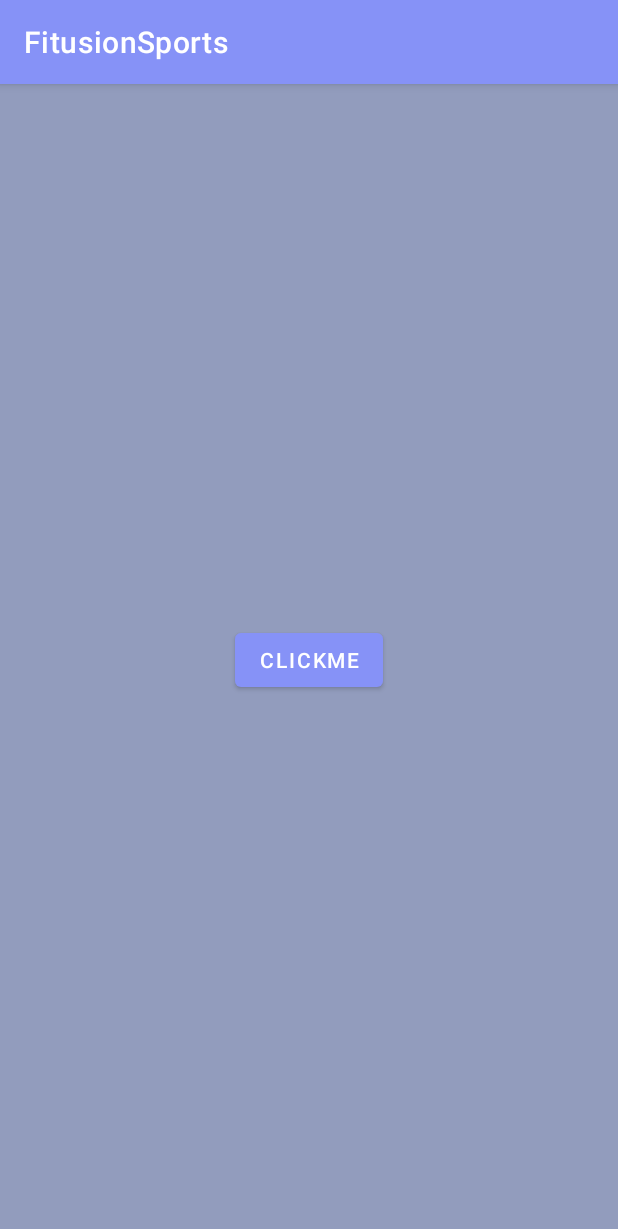
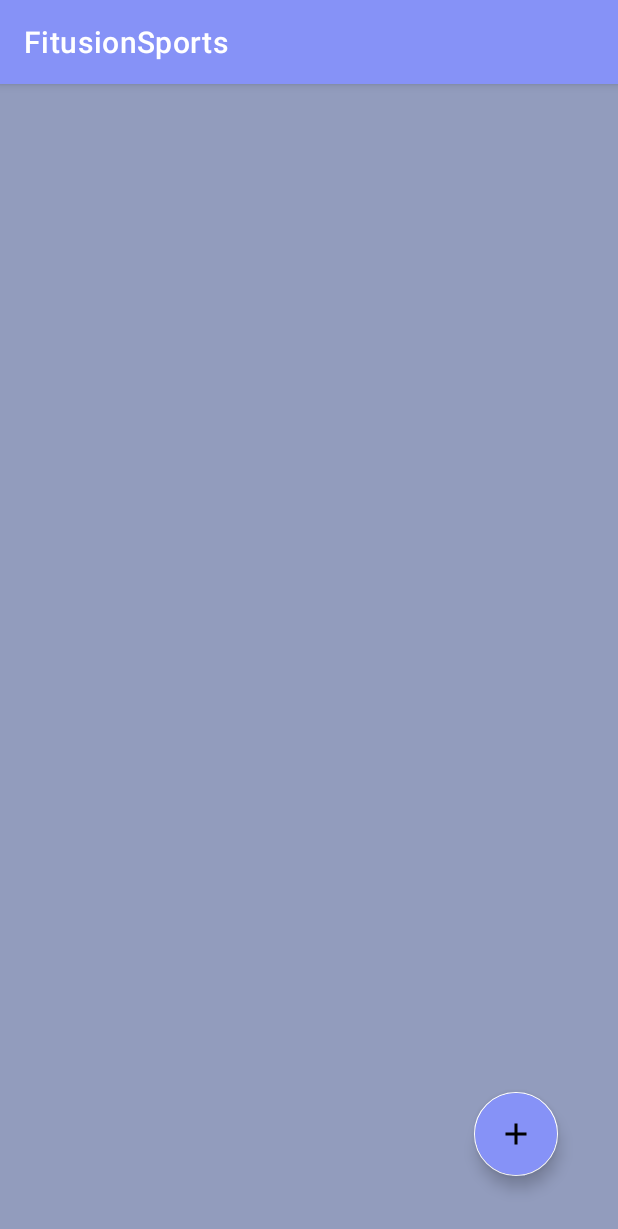
Before and after one commit to SnazzyNivesh522/FitusionSports, an Android app: the screen it shows after launch (MainActivity), on a phone screen of 412 x 824 dp. Shown: the top 1229 px of the screen. Run offline under Robolectric (Android 15) with nearby library versions, the phone set to English and light mode, and no system bars.

Commit message:
layout after splash having add icon button

```diff
--- a/app/src/main/res/layout/activity_main.xml
+++ b/app/src/main/res/layout/activity_main.xml
@@ -1,5 +1,5 @@
 <?xml version="1.0" encoding="utf-8"?>
-<androidx.constraintlayout.widget.ConstraintLayout xmlns:android="http://schemas.android.com/apk/res/android"
+<RelativeLayout xmlns:android="http://schemas.android.com/apk/res/android"
     xmlns:app="http://schemas.android.com/apk/res-auto"
     xmlns:tools="http://schemas.android.com/tools"
     android:layout_width="match_parent"
@@ -7,13 +7,15 @@
     android:background="#929cbd"
     tools:context=".MainActivity">
 
-    <Button
-        android:id="@+id/button"
+    <com.google.android.material.floatingactionbutton.FloatingActionButton
         android:layout_width="wrap_content"
         android:layout_height="wrap_content"
-        android:text="@string/clickme"
-        app:layout_constraintBottom_toBottomOf="parent"
-        app:layout_constraintEnd_toEndOf="parent"
-        app:layout_constraintStart_toStartOf="parent"
-        app:layout_constraintTop_toTopOf="parent" />
-</androidx.constraintlayout.widget.ConstraintLayout>
+        android:id="@+id/fab"
+        android:layout_alignParentBottom="true"
+        android:layout_alignParentEnd="true"
+        android:layout_margin="40dp"
+        android:src="@drawable/ic_baseline_add_24"
+        android:contentDescription="add"
+        android:backgroundTint="@color/lavender"
+        app:backgroundTint="@color/white"/>
+</RelativeLayout>
```
